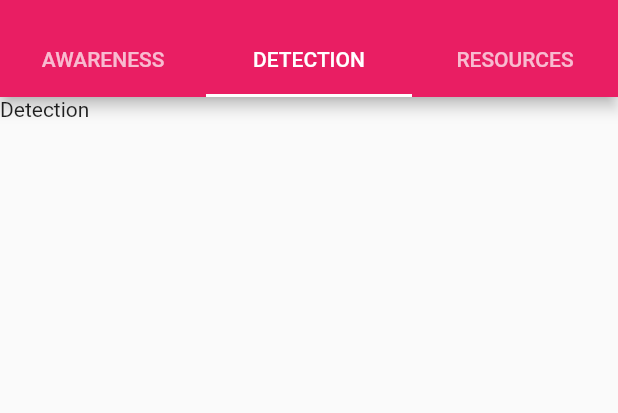
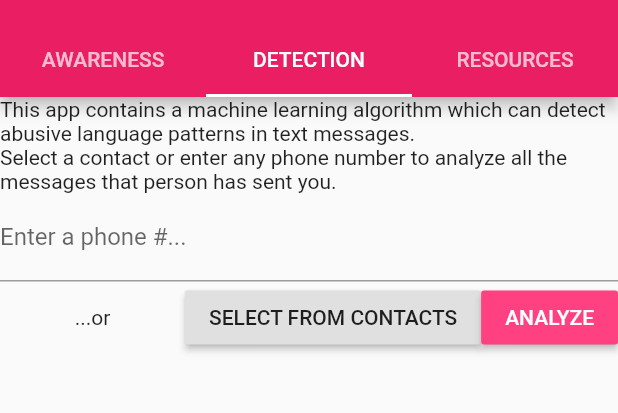
Before and after one commit to elllie/SecondLook, a Flutter app: the screen it shows after launch, tab 2 chosen, on a phone screen of 412 x 824 dp, the part 59-472 px from its top. Run offline on Flutter 3.47's test engine with Material 2 defaults, Android fonts, the phone set to English and light mode, and no system bars.

Commit message:
detection home layout

```diff
--- a/lib/awareness_relationship_spectrum.dart
+++ b/lib/awareness_relationship_spectrum.dart
@@ -0,0 +1,10 @@
+import 'package:flutter/material.dart';
+
+class AwarenessRelationshipSpectrum extends StatelessWidget {
+  @override
+  Widget build(BuildContext context) {
+    // TODO: implement build
+    return Text('The Relationship Spectrum');
+  }
+
+}
--- a/lib/main.dart
+++ b/lib/main.dart
@@ -1,4 +1,5 @@
 import 'package:flutter/material.dart';
+import "awareness_relationship_spectrum.dart";
 
 void main() => runApp(MyApp());
 
@@ -35,7 +36,7 @@ class MyApp extends StatelessWidget {
           ),
           body: TabBarView(children: [
             AwarenessHome(),
-            Text('Detection'),
+            DetectionHome(),
             Text('Resources'),
           ]),
         ),
@@ -53,12 +54,13 @@ class AwarenessHome extends StatelessWidget {
         Card(child: InkWell(
           splashColor: Colors.pinkAccent.withAlpha(30),
           onTap: () {
-            print('Card 1 tapped.');
+            Navigator.push(context, MaterialPageRoute(builder: (context) => AwarenessRelationshipSpectrum()));
             },
           child: const ListTile(
             leading: Icon(Icons.favorite, color: Colors.pinkAccent,),
             title: Text('The relationship spectrum'),
             subtitle: Text('Learn the factors that make a relationship healthy, abusive, or somewhere in between'),
+            dense: false,
           ),
           ),
         ),
@@ -71,6 +73,7 @@ class AwarenessHome extends StatelessWidget {
             leading: Icon(Icons.live_help, color: Colors.pinkAccent,),
             title: Text('Dating abuse statistics'),
             subtitle: Text('Frequently asked questions about dating abuse'),
+            dense: false,
           ),
         ),
         ),
@@ -83,6 +86,7 @@ class AwarenessHome extends StatelessWidget {
             leading: Icon(Icons.content_paste, color: Colors.pinkAccent,),
             title: Text('Relationship quiz'),
             subtitle: Text('Are you in an abusive relationship? This quiz can help you find out'),
+            dense: false,
           ),
         ),
         ),
@@ -91,3 +95,46 @@ class AwarenessHome extends StatelessWidget {
   }
 
 }
+
+class DetectionHome extends StatelessWidget {
+  @override
+  Widget build(BuildContext context) {
+    // TODO: implement build
+    return Column(
+      crossAxisAlignment: CrossAxisAlignment.center,
+      children: <Widget>[
+        Text('This app contains a machine learning algorithm which can detect abusive language patterns in text messages.'),
+        Text('Select a contact or enter any phone number to analyze all the messages that person has sent you.'),
+        TextField(decoration: InputDecoration(
+            labelText: 'Enter a phone #...'),
+            keyboardType: TextInputType.phone,
+        ),
+        Row(
+          children: <Widget>[
+            Expanded(child: Text('...or', textAlign: TextAlign.center,),), // Expanded
+            RaisedButton(
+              onPressed: () {},
+              child: const Text('SELECT FROM CONTACTS'),
+            ),
+            RaisedButton(
+              onPressed: () {},
+              textColor: Colors.white,
+              color: Colors.pinkAccent,
+              child: const Text('ANALYZE'),
+            ),
+          ],
+        )
+      ],
+      // row: "...or" + select button + analyze button
+    );
+  }
+
+}
+
+class ResourcesHome extends StatelessWidget {
+  @override
+  Widget build(BuildContext context) {
+    // TODO: implement build
+    return Text('Resources');
+  }
+  }
```
